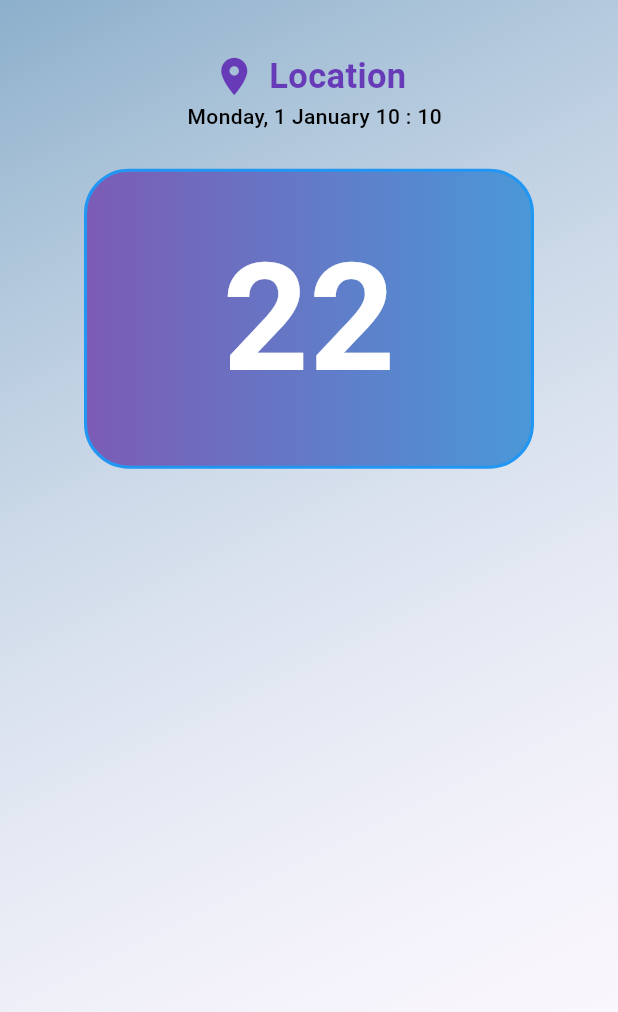
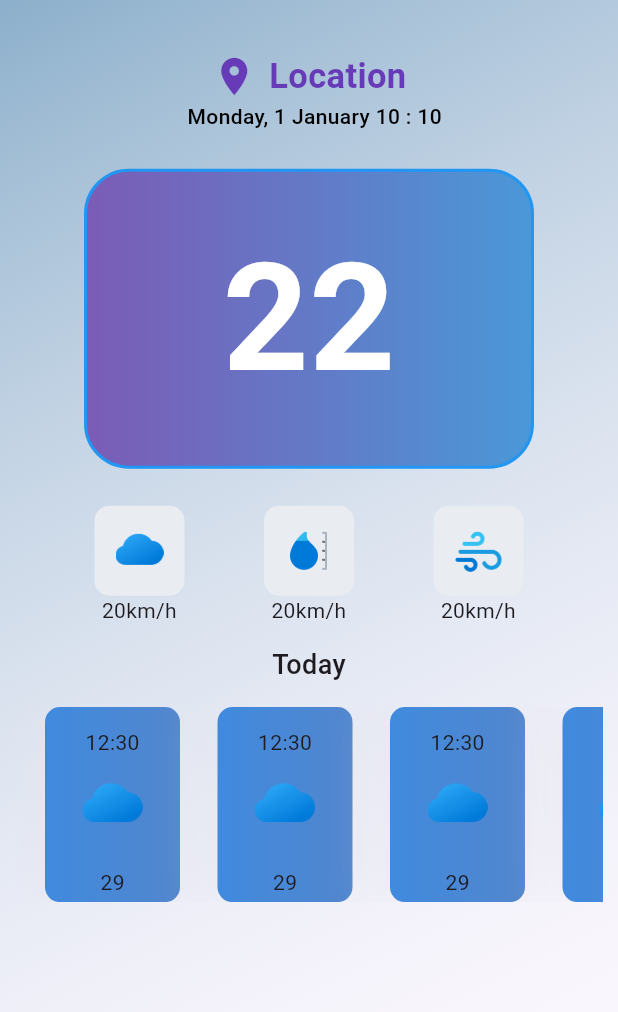
Before and after one commit to safvansafvan/weather_app, a Flutter app: the screen it shows after launch, on a phone screen of 412 x 824 dp. Shown: the top 1012 px of the screen. Run offline on Flutter 3.47's test engine with Material 2 defaults, Android fonts, the phone set to English and light mode, and no system bars; our stand-ins replace dio, google_fonts, lottie; Roboto replaces fonts that are missing (Prompt).

Commit message:
more weather ui and hourly weather ui finished

```diff
--- a/lib/controller/apiservice/getapi.dart
+++ b/lib/controller/apiservice/getapi.dart
@@ -1,11 +1,17 @@
+import 'dart:developer';
 import 'package:dio/dio.dart';
 import 'package:weather_app/controller/apiservice/string.dart';
 
 class ApiSerivice {
   final dio = Dio();
-  Future GetWeather({required double lat, required double long}) async {
-    final respose = await dio.get(apiUrl(lat, long));
-
-    try {} catch (e) {}
+  Future getWeather({required double lat, required double long}) async {
+    try {
+      final respose = await dio.get(apiUrl(lat, long));
+      if (respose.statusCode == 200 || respose.statusCode == 201) {
+        log("success${respose.statusCode}");
+      }
+    } catch (e) {
+      log(e.toString());
+    }
   }
 }
--- a/lib/controller/apiservice/string.dart
+++ b/lib/controller/apiservice/string.dart
@@ -2,6 +2,6 @@ const String apiKey = 'd99d638ba389b1f127ee850bc533432b';
 
 String apiUrl(double lat, double long) {
   String url =
-      'https://api.openweathermap.org/data/3.0/onecall?lat=$lat&lon=$long&exclude={part}&appid=$apiKey';
+      'https://api.openweathermap.org/data/3.0/onecall?lat=$lat&lon=$long&exclude=minutely&appid=$apiKey';
   return url;
 }
--- a/lib/controller/core/constant.dart
+++ b/lib/controller/core/constant.dart
@@ -5,6 +5,10 @@ class CustomColor {
   static Color kwhite = Colors.white;
   static Color kpurple = Colors.deepPurple;
   static Color kgrey = Colors.grey;
+  static const colorCard = Color(0xffE9ECF1);
+  static const firstGradientColor = Color(0xff408ADE);
+  static const secondGradientColor = Color(0xff5286CD);
+  static const dividerLine = Color(0xffE4E4EE);
 }
 
 class CustomFuction {
@@ -22,6 +26,14 @@ class CustomHeights {
     );
     return height;
   }
+
+  static minHeight(context) {
+    Size size = MediaQuery.of(context).size;
+    var height = SizedBox(
+      height: size.height * 0.01,
+    );
+    return height;
+  }
 }
 
 class CustomWidth {
--- a/lib/view/screen/home/home.dart
+++ b/lib/view/screen/home/home.dart
@@ -1,5 +1,7 @@
 import 'package:flutter/material.dart';
 import 'package:weather_app/controller/core/constant.dart';
+import 'package:weather_app/view/screen/home/widgets/more_details_widget.dart';
+import 'package:weather_app/view/screen/home/widgets/weathers_hourly.dart';
 
 class HomeScreen extends StatelessWidget {
   const HomeScreen({super.key});
@@ -72,7 +74,11 @@ class HomeScreen extends StatelessWidget {
                       ),
                     ],
                   ),
-                )
+                ),
+                CustomHeights.commonHeight(context),
+                MoreDetailsAboutWheater(),
+                CustomHeights.minHeight(context),
+                WethersHourly()
               ],
             ),
           ),
--- /dev/null
+++ b/lib/view/screen/home/widgets/more_details_widget.dart
@@ -0,0 +1,69 @@
+import 'package:flutter/material.dart';
+import 'package:weather_app/controller/core/constant.dart';
+
+class MoreDetailsAboutWheater extends StatelessWidget {
+  const MoreDetailsAboutWheater({super.key});
+
+  @override
+  Widget build(BuildContext context) {
+    return Column(
+      children: [
+        Row(
+          mainAxisAlignment: MainAxisAlignment.spaceEvenly,
+          children: [
+            Container(
+              height: 60,
+              width: 60,
+              padding: const EdgeInsets.all(14),
+              decoration: BoxDecoration(
+                color: CustomColor.colorCard,
+                borderRadius: BorderRadius.circular(10),
+              ),
+              child: Image.asset('assets/icons/clouds.png'),
+            ),
+            Container(
+              height: 60,
+              width: 60,
+              padding: const EdgeInsets.all(14),
+              decoration: BoxDecoration(
+                color: CustomColor.colorCard,
+                borderRadius: BorderRadius.circular(10),
+              ),
+              child: Image.asset('assets/icons/humidity.png'),
+            ),
+            Container(
+              height: 60,
+              width: 60,
+              padding: const EdgeInsets.all(14),
+              decoration: BoxDecoration(
+                color: CustomColor.colorCard,
+                borderRadius: BorderRadius.circular(10),
+              ),
+              child: Image.asset('assets/icons/windspeed.png'),
+            ),
+          ],
+        ),
+        Row(
+          mainAxisAlignment: MainAxisAlignment.spaceEvenly,
+          children: [
+            SizedBox(
+              height: 20,
+              width: 60,
+              child: Text('20km/h', textAlign: TextAlign.center),
+            ),
+            SizedBox(
+              height: 20,
+              width: 60,
+              child: Text('20km/h', textAlign: TextAlign.center),
+            ),
+            SizedBox(
+              height: 20,
+              width: 60,
+              child: Text('20km/h', textAlign: TextAlign.center),
+            )
+          ],
+        )
+      ],
+    );
+  }
+}
--- /dev/null
+++ b/lib/view/screen/home/widgets/weathers_hourly.dart
@@ -0,0 +1,78 @@
+import 'package:flutter/material.dart';
+import 'package:weather_app/controller/core/constant.dart';
+
+class WethersHourly extends StatelessWidget {
+  const WethersHourly({super.key});
+
+  @override
+  Widget build(BuildContext context) {
+    return Column(
+      children: [
+        Container(
+          margin: const EdgeInsets.symmetric(vertical: 5, horizontal: 20),
+          alignment: Alignment.topCenter,
+          child: Text(
+            'Today',
+            style: CustomFuction.textStyleFuction(
+                size: 18, fontWeight: FontWeight.w500),
+          ),
+        ),
+        hourlyList()
+      ],
+    );
+  }
+}
+
+Widget hourlyList() {
+  return Container(
+    height: 150,
+    padding: const EdgeInsets.only(top: 10, bottom: 10),
+    child: ListView.builder(
+      scrollDirection: Axis.horizontal,
+      itemBuilder: (context, index) {
+        return GestureDetector(
+            child: Container(
+          width: 90,
+          margin: const EdgeInsets.only(left: 20, right: 5),
+          decoration: BoxDecoration(
+              borderRadius: BorderRadius.circular(10),
+              boxShadow: [
+                BoxShadow(
+                    offset: const Offset(
+                      0.5,
+                      0,
+                    ),
+                    blurRadius: 30,
+                    spreadRadius: 1,
+                    color: CustomColor.dividerLine.withAlpha(150)),
+              ],
+              gradient: const LinearGradient(colors: [
+                CustomColor.firstGradientColor,
+                CustomColor.secondGradientColor
+              ])),
+          child: hourlyDetails(),
+        ));
+      },
+      itemCount: 20,
+    ),
+  );
+}
+
+Widget hourlyDetails() {
+  return Column(
+    mainAxisAlignment: MainAxisAlignment.spaceAround,
+    children: [
+      Container(
+        margin: const EdgeInsets.only(top: 10),
+        child: Text('12:30'),
+      ),
+      Container(
+          margin: const EdgeInsets.all(5),
+          child: Image.asset('assets/icons/clouds.png', height: 40, width: 40)),
+      Container(
+        margin: const EdgeInsets.only(top: 10),
+        child: Text('29'),
+      ),
+    ],
+  );
+}
--- a/pubspec.yaml
+++ b/pubspec.yaml
@@ -54,6 +54,7 @@ flutter:
 
   # To add assets to your application, add an assets section, like this:
   assets:
+    - assets/icons/
     - assets/splashloading.json
 
   # An image asset can refer to one or more resolution-specific "variants", see
```
Also changed, not shown: assets/icons/clouds.png (added), assets/icons/humidity.png (added), assets/icons/windspeed.png (added), pubspec.lock.
